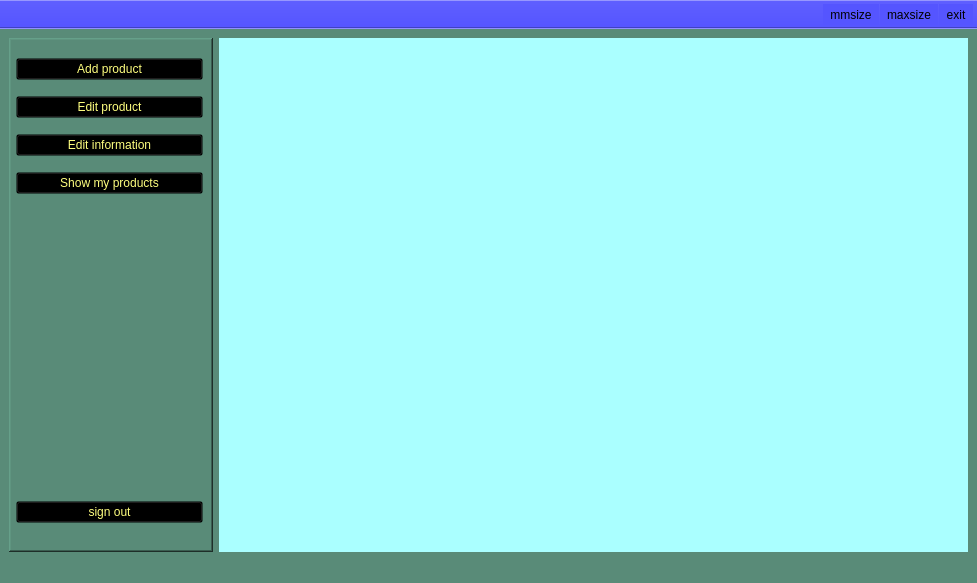
The window that project/seller_page.ui (UIAP4012/uiap4012-final-taha127) describes before a commit, drawn with Qt 5.
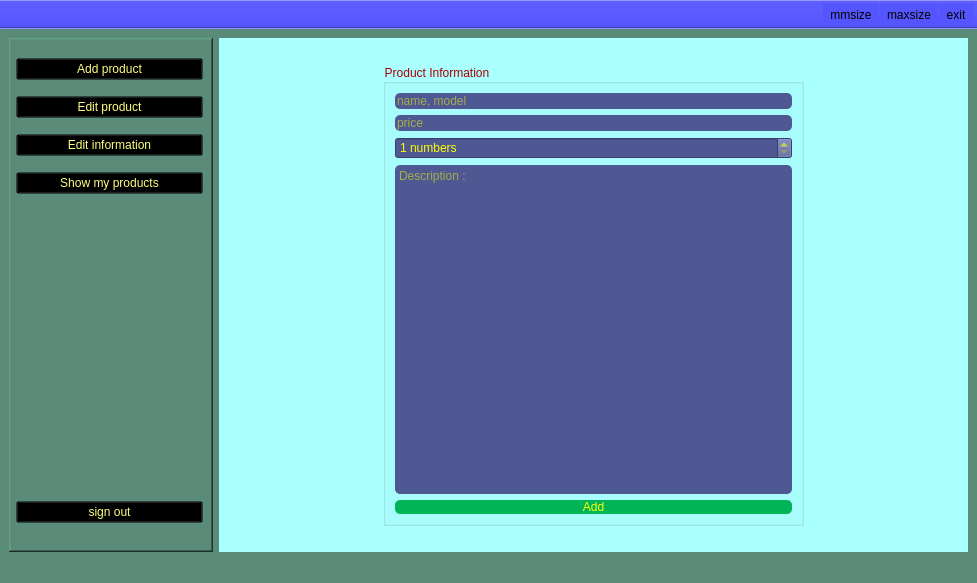
The same window after the commit. The open tabs and pages were chosen to show the change. Icons and pictures are not drawn.

Commit message: The data structure of the products is defined

Patch:
```diff
--- a/project/seller_page.ui
+++ b/project/seller_page.ui
@@ -227,7 +227,121 @@
         </item>
        </layout>
       </widget>
-      <widget class="QWidget" name="page_2"/>
+      <widget class="QWidget" name="page_2">
+       <layout class="QVBoxLayout" name="verticalLayout">
+        <property name="leftMargin">
+         <number>164</number>
+        </property>
+        <property name="topMargin">
+         <number>26</number>
+        </property>
+        <property name="rightMargin">
+         <number>164</number>
+        </property>
+        <property name="bottomMargin">
+         <number>26</number>
+        </property>
+        <item>
+         <widget class="QGroupBox" name="groupBox">
+          <property name="styleSheet">
+           <string notr="true">background-color: transparent;
+font: 75 11pt &quot;Microsoft JhengHei&quot;;
+color: rgb(170, 0, 0);
+</string>
+          </property>
+          <property name="title">
+           <string>Product Information</string>
+          </property>
+          <layout class="QVBoxLayout" name="verticalLayout_2">
+           <item>
+            <widget class="QLineEdit" name="lineEdit_2">
+             <property name="styleSheet">
+              <string notr="true">background-color: rgb(78, 88, 147);
+color: rgb(255, 255, 0);
+border-radius: 5px;</string>
+             </property>
+             <property name="placeholderText">
+              <string>name, model</string>
+             </property>
+            </widget>
+           </item>
+           <item>
+            <widget class="QLineEdit" name="lineEdit">
+             <property name="styleSheet">
+              <string notr="true">background-color: rgb(78, 88, 147);
+color: rgb(255, 255, 0);
+border-radius: 5px;</string>
+             </property>
+             <property name="placeholderText">
+              <string>price</string>
+             </property>
+            </widget>
+           </item>
+           <item>
+            <widget class="QSpinBox" name="spinBox">
+             <property name="cursor">
+              <cursorShape>PointingHandCursor</cursorShape>
+             </property>
+             <property name="styleSheet">
+              <string notr="true">background-color: rgb(78, 88, 147);
+color: rgb(255, 255, 0);
+</string>
+             </property>
+             <property name="suffix">
+              <string> numbers</string>
+             </property>
+             <property name="prefix">
+              <string/>
+             </property>
+             <property name="minimum">
+              <number>1</number>
+             </property>
+            </widget>
+           </item>
+           <item>
+            <widget class="QTextEdit" name="textEdit">
+             <property name="cursor" stdset="0">
+              <cursorShape>IBeamCursor</cursorShape>
+             </property>
+             <property name="autoFillBackground">
+              <bool>false</bool>
+             </property>
+             <property name="styleSheet">
+              <string notr="true">background-color: rgb(78, 88, 147);
+color: rgb(255, 255, 0);
+border-radius: 5px;</string>
+             </property>
+             <property name="frameShape">
+              <enum>QFrame::Box</enum>
+             </property>
+             <property name="frameShadow">
+              <enum>QFrame::Plain</enum>
+             </property>
+             <property name="lineWidth">
+              <number>1</number>
+             </property>
+             <property name="placeholderText">
+              <string>Description :</string>
+             </property>
+            </widget>
+           </item>
+           <item>
+            <widget class="QPushButton" name="pushButton_6">
+             <property name="styleSheet">
+              <string notr="true">color: rgb(255, 255, 0);
+background-color: rgb(0, 180, 87);
+border-radius: 5px;</string>
+             </property>
+             <property name="text">
+              <string>Add</string>
+             </property>
+            </widget>
+           </item>
+          </layout>
+         </widget>
+        </item>
+       </layout>
+      </widget>
      </widget>
     </item>
    </layout>
```
Left out of the diff: 26 changed lines with no effect on the pictures. The commit also changes 18 other files.
